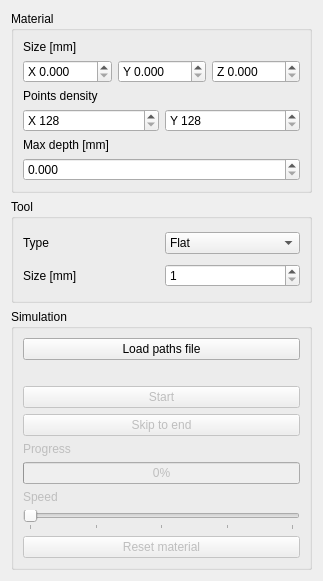
Before: the Qt Designer form Controls/Modules/CNCRouterModule/cncroutermodule.ui in VenMolom/GeometricModeling, drawn with Qt 5.
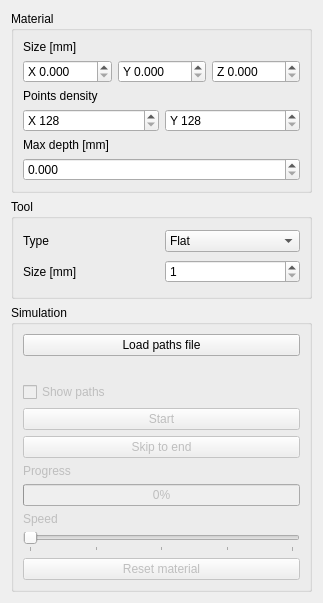
After: the same form once the commit is applied.

Commit message: connect router to GUI (WIP)

```diff
--- a/Controls/Modules/CNCRouterModule/cncroutermodule.ui
+++ b/Controls/Modules/CNCRouterModule/cncroutermodule.ui
@@ -7,7 +7,7 @@
     <x>0</x>
     <y>0</y>
     <width>300</width>
-    <height>581</height>
+    <height>603</height>
    </rect>
   </property>
   <property name="windowTitle">
@@ -44,35 +44,28 @@
          <property name="bottomMargin">
           <number>0</number>
          </property>
+         <item row="0" column="0">
+          <widget class="QLabel" name="filenameLabel">
+           <property name="text">
+            <string/>
+           </property>
+          </widget>
+         </item>
          <item row="7" column="0">
-          <widget class="QLabel" name="speedLabel">
-           <property name="text">
-            <string>Speed</string>
+          <widget class="QProgressBar" name="progressBar">
+           <property name="value">
+            <number>0</number>
            </property>
           </widget>
          </item>
-         <item row="1" column="0">
+         <item row="2" column="0">
           <widget class="QPushButton" name="startButton">
            <property name="text">
             <string>Start</string>
            </property>
           </widget>
          </item>
-         <item row="2" column="0">
-          <widget class="QPushButton" name="skipButton">
-           <property name="text">
-            <string>Skip to end</string>
-           </property>
-          </widget>
-         </item>
-         <item row="3" column="0">
-          <widget class="QLabel" name="progressLabel">
-           <property name="text">
-            <string>Progress</string>
-           </property>
-          </widget>
-         </item>
-         <item row="9" column="0">
+         <item row="10" column="0">
           <widget class="QSlider" name="speed">
            <property name="minimum">
             <number>1</number>
@@ -97,27 +90,41 @@
            </property>
           </widget>
          </item>
-         <item row="6" column="0">
-          <widget class="QProgressBar" name="progressBar">
-           <property name="value">
-            <number>0</number>
+         <item row="3" column="0">
+          <widget class="QPushButton" name="skipButton">
+           <property name="text">
+            <string>Skip to end</string>
            </property>
           </widget>
          </item>
-         <item row="0" column="0">
-          <widget class="QLabel" name="filenameLabel">
+         <item row="8" column="0">
+          <widget class="QLabel" name="speedLabel">
            <property name="text">
-            <string/>
+            <string>Speed</string>
            </property>
           </widget>
          </item>
-         <item row="10" column="0">
+         <item row="11" column="0">
           <widget class="QPushButton" name="resetButton">
            <property name="text">
             <string>Reset material</string>
            </property>
           </widget>
          </item>
+         <item row="4" column="0">
+          <widget class="QLabel" name="progressLabel">
+           <property name="text">
+            <string>Progress</string>
+           </property>
+          </widget>
+         </item>
+         <item row="1" column="0">
+          <widget class="QCheckBox" name="checkBox">
+           <property name="text">
+            <string>Show paths</string>
+           </property>
+          </widget>
+         </item>
         </layout>
        </widget>
       </item>
```
The commit also changes 3 other files.
